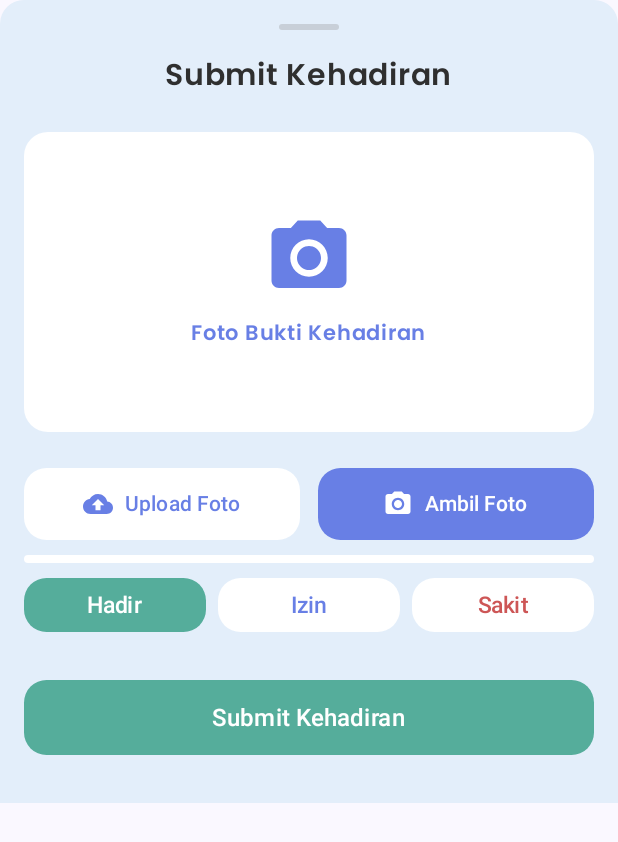
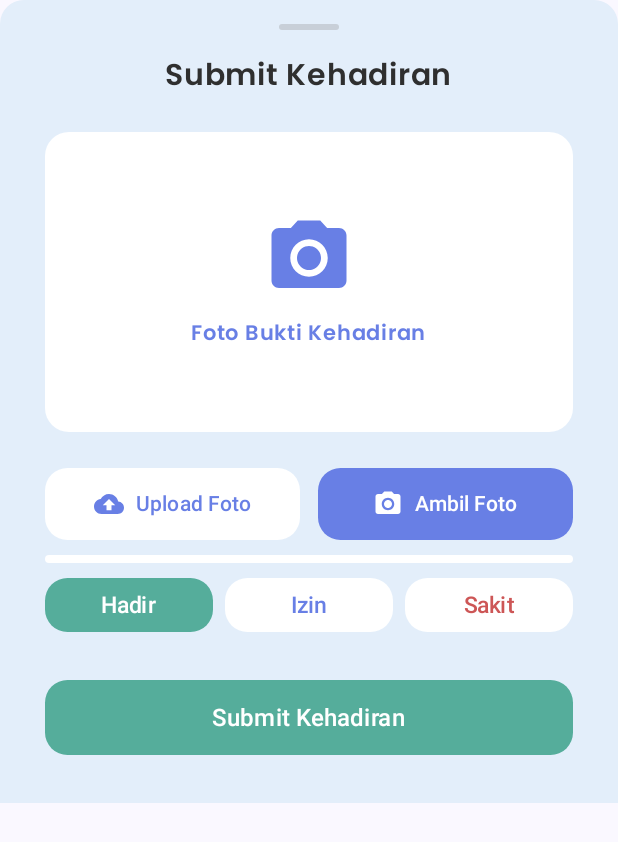
Before and after one commit to MFarhadA/AkuHadir, an Android app built with Jetpack Compose: the composable AttendanceBottomSheet shown on its own in the app's theme, on a phone screen of 412 x 824 dp. Shown: the top 842 px of the screen. Run offline under Robolectric (Android 15) with nearby library versions, the phone set to English and light mode, and no system bars.

Commit message:
Add padding for BottomSheetAttendance.kt

```diff
--- a/app/src/main/java/my/kelompok3/akuhadir/ui/components/BottomSheetAttendance.kt
+++ b/app/src/main/java/my/kelompok3/akuhadir/ui/components/BottomSheetAttendance.kt
@@ -36,7 +36,8 @@ fun AttendanceBottomSheet(
         Column(
             modifier = Modifier
                 .fillMaxWidth()
-                .padding(16.dp),
+                .padding(16.dp)
+                .padding(horizontal = 14.dp),
             horizontalAlignment = Alignment.CenterHorizontally
         ) {
             // Bottom sheet indicator
```
